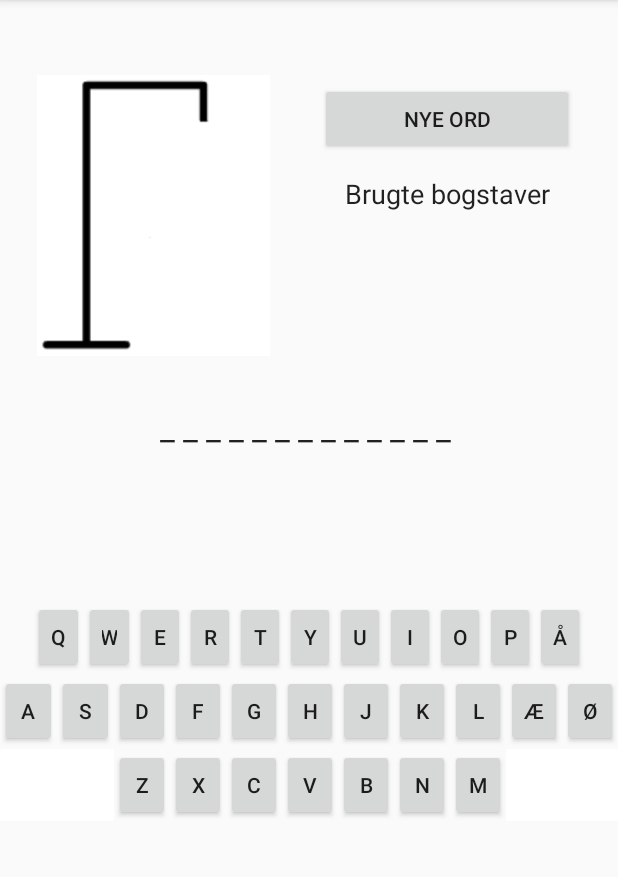
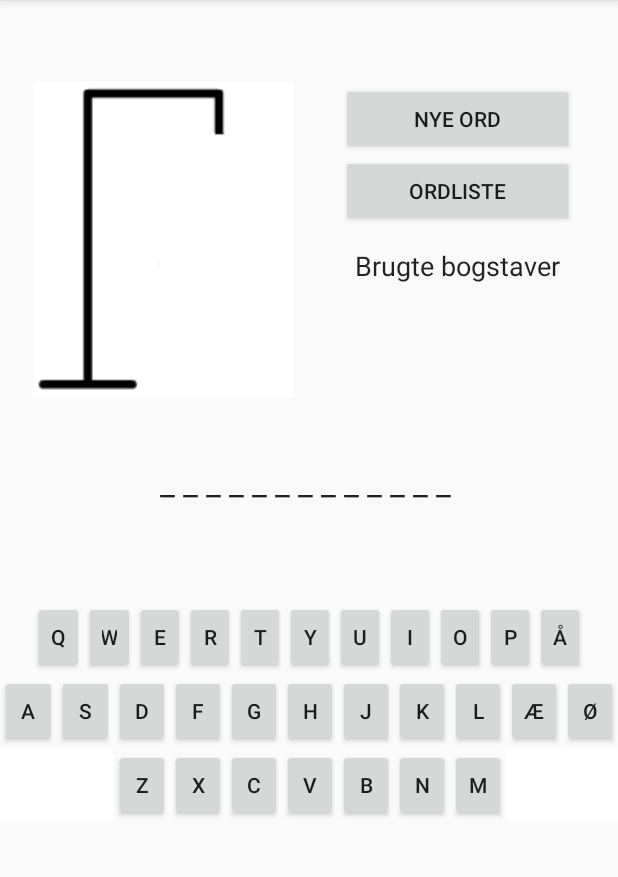
Before and after one commit to LeAlpha/HangMan2, an Android app: the HangManSpil screen opened directly, with no data from a screen before it, on a phone screen of 412 x 824 dp, the part 84-961 px from its top. Run offline under Robolectric (Android 15) with nearby library versions, the phone set to English and light mode, and no system bars; pictures from the network do not load.

Commit message:
Tilføjet wordlist

```diff
--- a/app/build.gradle
+++ b/app/build.gradle
@@ -28,5 +28,5 @@ dependencies {
     androidTestImplementation 'com.android.support.test.espresso:espresso-core:3.0.2'
     implementation 'com.android.support:design:28.0.0'
     implementation 'com.android.support:gridlayout-v7:28.0.0'
-    implementation 'nl.dionsegijn:konfetti:1.1.2'
+
 }
--- a/app/src/main/AndroidManifest.xml
+++ b/app/src/main/AndroidManifest.xml
@@ -20,7 +20,8 @@
         </activity>
         <activity android:name=".HangManSpil" />
         <activity android:name=".Highscore" />
-        <activity android:name=".Rules"></activity>
+        <activity android:name=".Rules" />
+        <activity android:name=".WordsToGuess"></activity>
     </application>
 
 </manifest>
--- a/app/src/main/java/com/example/oii/hangman/HangManSpil.java
+++ b/app/src/main/java/com/example/oii/hangman/HangManSpil.java
@@ -2,6 +2,7 @@ package com.example.oii.hangman;
 
 import android.content.Context;
 import android.content.DialogInterface;
+import android.content.Intent;
 import android.content.SharedPreferences;
 import android.media.AudioManager;
 import android.media.MediaPlayer;
@@ -26,7 +27,7 @@ import java.util.HashMap;
 
 public class HangManSpil extends AppCompatActivity implements View.OnClickListener {
     Logic gameLogic = new Logic();
-    Button nyeOrd;
+    Button nyeOrd, ordlisteknap;
     Button q, w, e, r, t, y, u, i, o, p, å, a, s, d, f, g, h, j, k, l, æ, ø, z, x, c, v, b, n, m;
 
     TextView wordSoFar, usedLetters;
@@ -48,6 +49,8 @@ public class HangManSpil extends AppCompatActivity implements View.OnClickListen
         wordSoFar = findViewById(R.id.showWord);
         usedLetters = findViewById(R.id.usedLettersField);
         picture = findViewById(R.id.Picture);
+        ordlisteknap = findViewById(R.id.wordlistbtn);
+
 
         giveButtonID();
         addButtonToArray();
@@ -58,7 +61,7 @@ public class HangManSpil extends AppCompatActivity implements View.OnClickListen
         }
 
         nyeOrd.setOnClickListener(this);
-
+        ordlisteknap.setOnClickListener(this);
     }
 
     @Override
@@ -118,8 +121,10 @@ public class HangManSpil extends AppCompatActivity implements View.OnClickListen
             new async().execute();
 
         }
-        else{
-            System.err.println("Knappen er ikke tilføjet til keyboard");
+        else if (v == ordlisteknap){
+            Intent browser = new Intent(this, WordsToGuess.class);
+            browser.putExtra("arraylist", gameLogic.muligeOrd);
+            startActivity(browser);
         }
     }
 
--- a/app/src/main/java/com/example/oii/hangman/Highscore.java
+++ b/app/src/main/java/com/example/oii/hangman/Highscore.java
@@ -9,8 +9,6 @@ import android.view.View;
 import android.widget.Button;
 import android.widget.TextView;
 
-import nl.dionsegijn.konfetti.KonfettiView;
-import nl.dionsegijn.konfetti.models.Shape;
 
 public class Highscore extends AppCompatActivity implements View.OnClickListener {
 
@@ -20,7 +18,6 @@ public class Highscore extends AppCompatActivity implements View.OnClickListener
     String hs1_name, hs2_name, hs3_name, hs1_word, hs2_word, hs3_word;
     int hs1_value, hs2_value, hs3_value;
 
-    KonfettiView konfettiView;
 
 
     @Override
--- a/app/src/main/java/com/example/oii/hangman/MainActivity.java
+++ b/app/src/main/java/com/example/oii/hangman/MainActivity.java
@@ -24,9 +24,11 @@ public class MainActivity extends AppCompatActivity implements View.OnClickListe
         startSpilKnap = findViewById(R.id.GoToGameButton);
         highscoreKnap = findViewById(R.id.hsButton);
         reglerknap = findViewById(R.id.rules_btn);
+
         startSpilKnap.setOnClickListener(this);
         highscoreKnap.setOnClickListener(this);
         reglerknap.setOnClickListener(this);
+
 
 
 
@@ -46,5 +48,6 @@ public class MainActivity extends AppCompatActivity implements View.OnClickListe
             Intent browser = new Intent(this, Rules.class);
             startActivity(browser);
         }
+
     }
 }
--- a/app/src/main/res/layout/activity_hangmanspil.xml
+++ b/app/src/main/res/layout/activity_hangmanspil.xml
@@ -7,16 +7,29 @@
     tools:context=".HangManSpil"
     tools:layout_editor_absoluteY="25dp">
 
+    <Button
+        android:id="@+id/wordlistbtn"
+        android:layout_width="155dp"
+        android:layout_height="wrap_content"
+        android:layout_marginTop="103dp"
+        android:layout_marginEnd="29dp"
+        android:layout_marginBottom="249dp"
+        android:text="ordliste"
+        app:layout_constraintBottom_toTopOf="@+id/llContainerVert"
+        app:layout_constraintEnd_toEndOf="parent"
+        app:layout_constraintStart_toEndOf="@+id/Picture"
+        app:layout_constraintTop_toTopOf="parent" />
+
     <TextView
         android:id="@+id/usedLettersField"
         android:layout_width="0dp"
         android:layout_height="67dp"
-        android:layout_marginTop="8dp"
         android:layout_marginEnd="7dp"
         android:maxLength="100"
         android:text=""
         android:textAppearance="@android:style/TextAppearance.Medium"
         app:layout_constraintEnd_toEndOf="parent"
+        app:layout_constraintHorizontal_bias="0.0"
         app:layout_constraintStart_toEndOf="@+id/Picture"
         app:layout_constraintTop_toBottomOf="@+id/headerBBogstaver" />
 
@@ -24,18 +37,19 @@
         android:id="@+id/headerBBogstaver"
         android:layout_width="0dp"
         android:layout_height="36dp"
-        android:layout_marginTop="8dp"
+        android:layout_marginTop="56dp"
         android:gravity="center"
         android:text="Brugte bogstaver"
         android:textAppearance="@android:style/TextAppearance.Medium"
         app:layout_constraintEnd_toEndOf="@+id/newWords"
+        app:layout_constraintHorizontal_bias="0.0"
         app:layout_constraintStart_toStartOf="@+id/newWords"
         app:layout_constraintTop_toBottomOf="@+id/newWords" />
 
     <TextView
         android:id="@+id/showWord"
         android:layout_width="0dp"
-        android:layout_height="79dp"
+        android:layout_height="50dp"
         android:layout_marginStart="60dp"
         android:layout_marginEnd="60dp"
         android:layout_marginBottom="54dp"
@@ -44,23 +58,25 @@
         android:textAppearance="@android:style/TextAppearance.Large"
         app:layout_constraintBottom_toTopOf="@+id/llContainerVert"
         app:layout_constraintEnd_toEndOf="parent"
+        app:layout_constraintHorizontal_bias="0.0"
         app:layout_constraintStart_toStartOf="parent"
-        app:layout_constraintTop_toBottomOf="@+id/usedLettersField" />
+        app:layout_constraintTop_toBottomOf="@+id/usedLettersField"
+        app:layout_constraintVertical_bias="1.0" />
 
     <ImageView
         android:id="@+id/Picture"
         android:layout_width="0dp"
-        android:layout_height="187dp"
+        android:layout_height="210dp"
         android:layout_marginStart="17dp"
-        android:layout_marginEnd="26dp"
-        android:layout_marginBottom="8dp"
+        android:layout_marginEnd="27dp"
+        android:layout_marginBottom="32dp"
         app:layout_constraintBottom_toTopOf="@+id/showWord"
-        app:layout_constraintEnd_toStartOf="@+id/newWords"
+        app:layout_constraintEnd_toStartOf="@+id/wordlistbtn"
         app:layout_constraintStart_toStartOf="parent" />
 
     <Button
         android:id="@+id/newWords"
-        android:layout_width="0dp"
+        android:layout_width="155dp"
         android:layout_height="wrap_content"
         android:layout_marginTop="55dp"
         android:layout_marginEnd="29dp"
@@ -68,8 +84,10 @@
         android:text="Nye ord"
         app:layout_constraintBottom_toTopOf="@+id/llContainerVert"
         app:layout_constraintEnd_toEndOf="parent"
+        app:layout_constraintHorizontal_bias="1.0"
         app:layout_constraintStart_toEndOf="@+id/Picture"
-        app:layout_constraintTop_toTopOf="parent" />
+        app:layout_constraintTop_toTopOf="parent"
+        app:layout_constraintVertical_bias="1.0" />
 
     <LinearLayout
         android:id="@+id/llContainerVert"
@@ -80,7 +98,7 @@
         app:layout_constraintBottom_toBottomOf="parent"
         app:layout_constraintEnd_toEndOf="parent"
         app:layout_constraintStart_toStartOf="parent"
-        app:layout_constraintTop_toBottomOf="@+id/newWords">
+        app:layout_constraintTop_toBottomOf="@+id/wordlistbtn">
 
         <LinearLayout
             android:id="@+id/row1"
--- a/app/src/main/res/layout/activity_highscore.xml
+++ b/app/src/main/res/layout/activity_highscore.xml
@@ -34,6 +34,7 @@
         android:id="@+id/updateButton"
         android:layout_width="wrap_content"
         android:layout_height="wrap_content"
+        android:layout_marginStart="8dp"
         android:layout_marginBottom="71dp"
         android:text="Tilbage til hovedmenu"
         app:layout_constraintBottom_toBottomOf="parent"
```
Also changed, not shown: app/src/main/java/com/example/oii/hangman/WordsToGuess.java (added, +31 -0 lines), app/src/main/res/layout/activity_main.xml (+14 -16 lines), app/src/main/res/layout/activity_words_to_guess.xml (added, +17 -0 lines), 1 other file.
